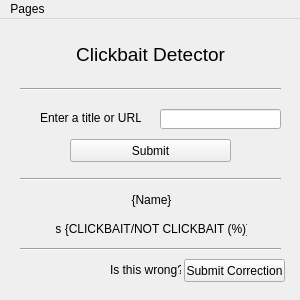
Before: the Qt Designer form client/detector.ui in NathanMKruger/TheNASA, drawn with Qt 5.
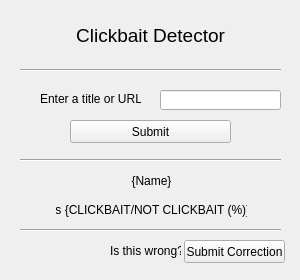
After: the same form once the commit is applied.

Commit message: Added records page. Still need functionality though

Patch:
```diff
--- a/client/detector.ui
+++ b/client/detector.ui
@@ -7,7 +7,7 @@
     <x>0</x>
     <y>0</y>
     <width>300</width>
-    <height>300</height>
+    <height>280</height>
    </rect>
   </property>
   <property name="sizePolicy">
@@ -19,13 +19,13 @@
   <property name="minimumSize">
    <size>
     <width>300</width>
-    <height>300</height>
+    <height>280</height>
    </size>
   </property>
   <property name="maximumSize">
    <size>
     <width>300</width>
-    <height>300</height>
+    <height>280</height>
    </size>
   </property>
   <property name="windowTitle">
@@ -196,25 +196,6 @@
     </property>
    </widget>
   </widget>
-  <widget class="QMenuBar" name="menubar">
-   <property name="geometry">
-    <rect>
-     <x>0</x>
-     <y>0</y>
-     <width>300</width>
-     <height>21</height>
-    </rect>
-   </property>
-   <widget class="QMenu" name="menuFile">
-    <property name="title">
-     <string>Pages</string>
-    </property>
-    <addaction name="actionHome"/>
-    <addaction name="separator"/>
-    <addaction name="menuDetector"/>
-   </widget>
-   <addaction name="menuFile"/>
-  </widget>
   <action name="actionHome">
    <property name="text">
     <string>Home</string>
```
The commit also changes 5 other files.
